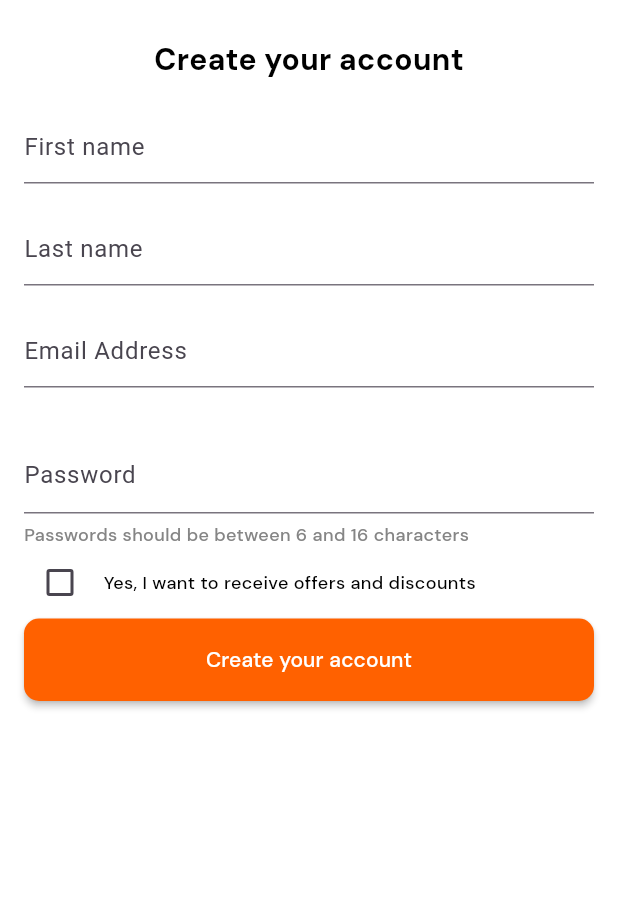
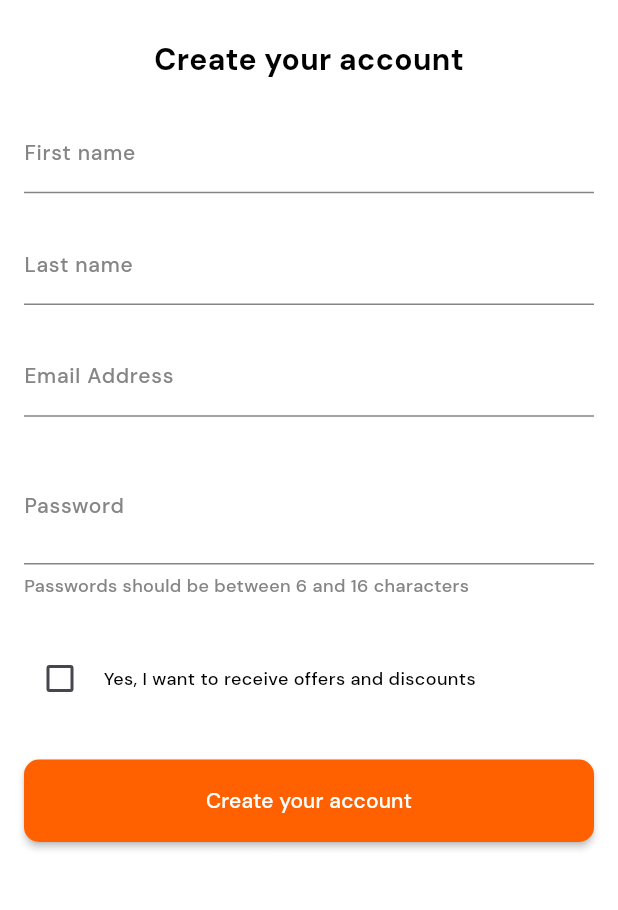
Before and after one commit to FlutterZawya/Talabat_App, a Flutter app: the screen it shows after launch, on a phone screen of 412 x 824 dp, the part 61-971 px from its top. Run offline on Flutter 3.47's test engine with Material 3 defaults, Android fonts, the phone set to English and light mode, and no system bars; our stand-ins replace device_preview, flutter_spinkit, flutter_svg, go_router.

Commit message:
update custom text field

```diff
--- a/lib/core/utils/widgets/custom_text_form_field.dart
+++ b/lib/core/utils/widgets/custom_text_form_field.dart
@@ -1,17 +1,20 @@
 import 'package:flutter/material.dart';
+import 'package:talabat_app/core/utils/styles/app_colors.dart';
+import 'package:talabat_app/core/utils/styles/app_styles.dart';
 
 class CustomTextFormField extends StatelessWidget {
-  final String hintText;
+  final String labelText;
   final String? Function(String?)? validator;
   final bool? obscureText;
   final TextEditingController? controller;
   final Widget? suffix;
   const CustomTextFormField({
     super.key,
-    required this.hintText,
+    required this.labelText,
     this.validator,
     this.obscureText = false,
-    this.controller, this.suffix,
+    this.controller,
+    this.suffix,
   });
 
   @override
@@ -20,12 +23,22 @@ class CustomTextFormField extends StatelessWidget {
       controller: controller,
       obscureText: obscureText ?? false,
       validator: validator,
+      cursorColor: AppColors.main,
+      decoration: InputDecoration(
+        label: Text(labelText),
+        labelStyle: AppStyles.medium14.copyWith(color: AppColors.grey400),
+        suffix: suffix,
+        focusedBorder: customBorder(),
+        enabledBorder: customBorder(),
+      ),
+    );
+  }
 
-      decoration: InputDecoration(
-        hintText: hintText,
-        suffix: suffix,
+  UnderlineInputBorder customBorder() {
+    return UnderlineInputBorder(
+      borderSide: BorderSide(
+        color: AppColors.grey400,
       ),
-
     );
   }
 }
--- a/lib/features/auth/presentation/views/widgets/custom_email_text_form.dart
+++ b/lib/features/auth/presentation/views/widgets/custom_email_text_form.dart
@@ -13,7 +13,7 @@ class CustomEmailTextFormField extends StatelessWidget {
   @override
   Widget build(BuildContext context) {
     return CustomTextFormField(
-      hintText: 'Email Address',
+      labelText: 'Email Address',
       controller: emailController,
       validator: (email) {
         return validateEmail(email);
--- a/lib/features/auth/presentation/views/widgets/custom_password_text_from.dart
+++ b/lib/features/auth/presentation/views/widgets/custom_password_text_from.dart
@@ -17,7 +17,7 @@ class CustomPasswordTextFormField extends StatelessWidget {
   @override
   Widget build(BuildContext context) {
     return CustomTextFormField(
-      hintText: 'Password',
+      labelText: 'Password',
       controller: passwordController,
       obscureText: obscure,
       suffix: IconButton(
--- a/lib/features/auth/presentation/views/widgets/custom_sign_up_form.dart
+++ b/lib/features/auth/presentation/views/widgets/custom_sign_up_form.dart
@@ -35,7 +35,7 @@ class _CustomSignUpFormState extends State<CustomSignUpForm> {
             crossAxisAlignment: CrossAxisAlignment.start,
             children: [
               CustomTextFormField(
-                hintText: 'First name',
+                labelText: 'First name',
                 controller: firstNameController,
                 validator: (name) {
                   return validateUsername(name);
@@ -45,7 +45,7 @@ class _CustomSignUpFormState extends State<CustomSignUpForm> {
                 height: 20,
               ),
               CustomTextFormField(
-                hintText: 'Last name',
+                labelText: 'Last name',
                 controller: lastNameController,
                 validator: (name) {
                   return validateUsername(name);
@@ -73,6 +73,9 @@ class _CustomSignUpFormState extends State<CustomSignUpForm> {
                 'Passwords should be between 6 and 16 characters',
                 style: AppStyles.medium12,
               ),
+              SizedBox(
+                height: 30,
+              ),
               CustomCheckBox(
                 value: checkBox,
                 onChanged: (value) {
@@ -80,6 +83,9 @@ class _CustomSignUpFormState extends State<CustomSignUpForm> {
                     checkBox = value;
                   });
                 },
+              ),
+              SizedBox(
+                height: 30,
               ),
               CustomButton(
                 text: 'Create your account',
```
